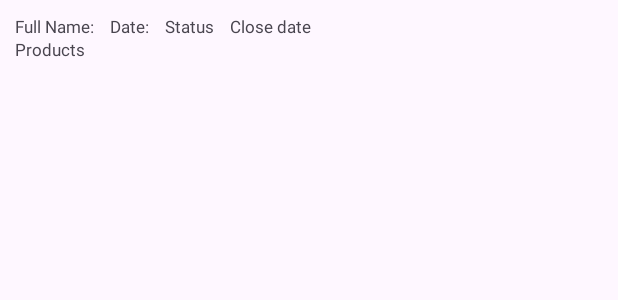
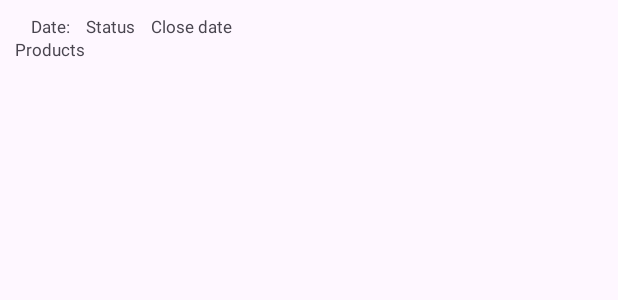
Before and after one commit to Ely6899/FrontCare, an Android app: the layout posting_row.xml on its own in the app's theme, with its tools: preview values and no code run, on a phone screen of 412 x 824 dp. Shown: the top 300 px of the screen. Run offline under Robolectric (Android 15) with nearby library versions, the phone set to English and light mode, and no system bars.

Commit message:
Edited row element name

```diff
--- a/app/src/main/res/layout/posting_row.xml
+++ b/app/src/main/res/layout/posting_row.xml
@@ -10,7 +10,7 @@
         android:id="@+id/tvNameElement"
         android:layout_width="wrap_content"
         android:layout_height="wrap_content"
-        android:text="@string/full_name_element"
+        android:text=""
         android:textSize="11sp"
 
 
```
Also changed, not shown: app/src/main/java/com/example/frontcareproject/UserPostings.kt (+10 -1 lines).
